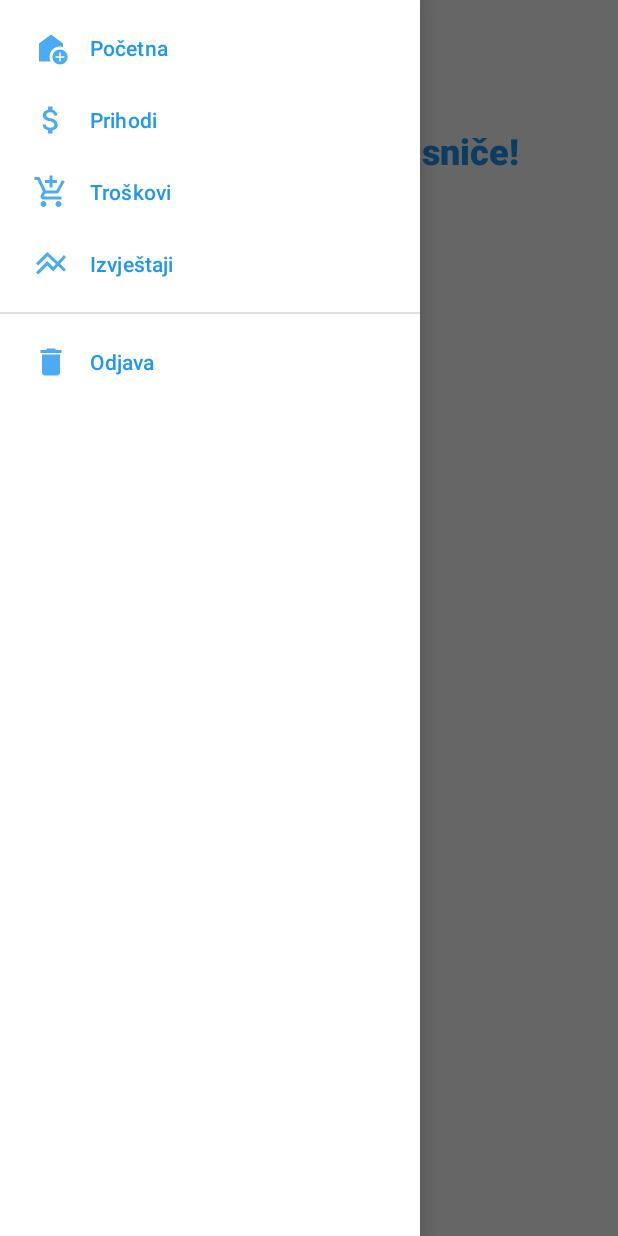
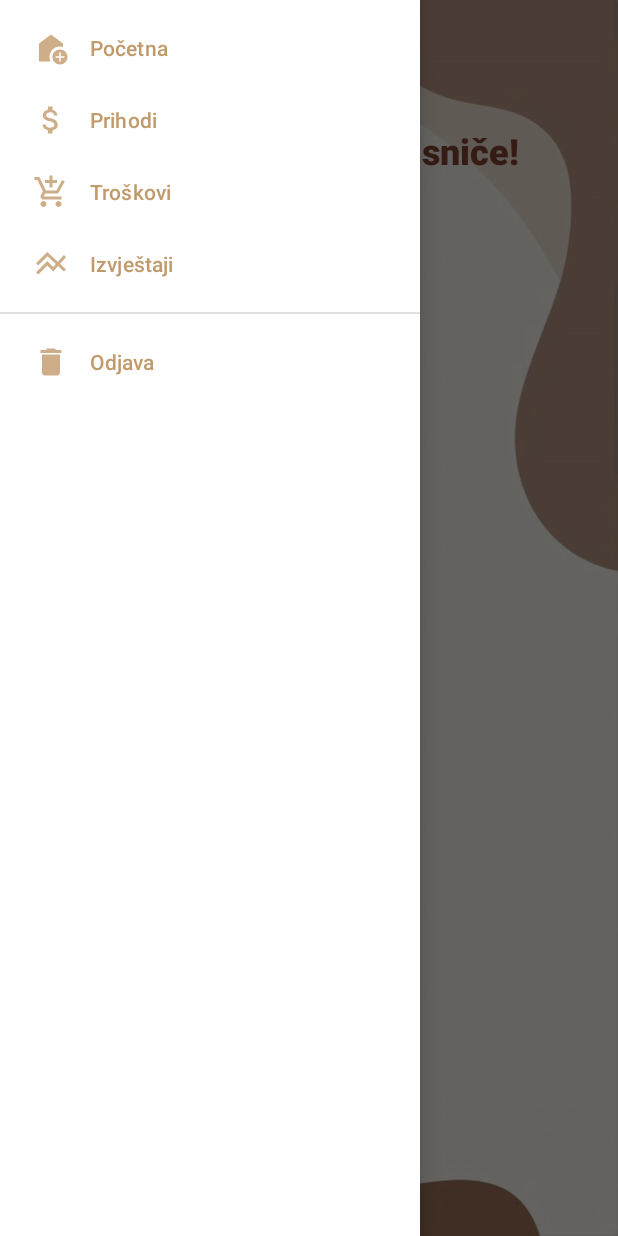
Before and after one commit to AntonelaGalicc/FinaanceApp, an Android app built with Jetpack Compose: the screen it shows after launch once a user with an empty profile is signed in (HomeActivity), with the side drawer open, on a phone screen of 412 x 824 dp. Run offline under Robolectric (Android 15) with nearby library versions, the phone set to English and light mode, and no system bars; our stand-ins replace Firebase (no records; nobody signed in at launch, a user with empty details on screens opened directly).

Commit message:
Uređena pozadina

```diff
--- a/AzUOF-main/Aplikacijazaupravljanjeosobnimfinacijama/app/src/main/res/drawable/circular_progress_bar.xml
+++ b/AzUOF-main/Aplikacijazaupravljanjeosobnimfinacijama/app/src/main/res/drawable/circular_progress_bar.xml
@@ -20,8 +20,8 @@
                 android:useLevel="true"
                 android:innerRadiusRatio="3">
                 <gradient
-                    android:startColor="#2196F3"
-                    android:endColor="#64B5F6"
+                    android:startColor="#834333"
+                    android:endColor="#C19A6B"
                     android:type="sweep"
                     android:useLevel="true" />
             </shape>
--- a/AzUOF-main/Aplikacijazaupravljanjeosobnimfinacijama/app/src/main/res/layout/activity_forgot_password.xml
+++ b/AzUOF-main/Aplikacijazaupravljanjeosobnimfinacijama/app/src/main/res/layout/activity_forgot_password.xml
@@ -3,7 +3,7 @@
     xmlns:app="http://schemas.android.com/apk/res-auto"
     android:layout_width="match_parent"
     android:layout_height="match_parent"
-    android:background="@color/white"
+    android:background="@drawable/slzaforgkopija"
     android:fillViewport="true">
 
     <LinearLayout
@@ -18,6 +18,7 @@
             android:layout_width="match_parent"
             android:layout_height="wrap_content"
             android:hint="Email"
+            app:hintTextColor="#954535"
             app:boxBackgroundMode="outline"
             app:boxCornerRadiusTopStart="12dp"
             app:boxCornerRadiusTopEnd="12dp"
--- a/AzUOF-main/Aplikacijazaupravljanjeosobnimfinacijama/app/src/main/res/layout/activity_navbar.xml
+++ b/AzUOF-main/Aplikacijazaupravljanjeosobnimfinacijama/app/src/main/res/layout/activity_navbar.xml
@@ -5,7 +5,7 @@
     android:id="@+id/drawer_layout"
     android:layout_width="match_parent"
     android:layout_height="match_parent"
-    android:background="#FFFFFF">
+    android:background="@drawable/slzapocetnu">
 
     <!-- Glavni sadržaj -->
     <RelativeLayout
@@ -23,7 +23,7 @@
             android:background="?attr/selectableItemBackgroundBorderless"
             android:contentDescription="Otvori izbornik"
             android:src="@android:drawable/ic_menu_sort_by_size"
-            app:tint="#2196F3" />
+            app:tint="#834333" />
 
         <!-- Pozdravni tekst -->
         <TextView
@@ -33,7 +33,7 @@
             android:layout_below="@id/btnMenu"
             android:layout_marginTop="24dp"
             android:text="Dobrodošao/la, Korisnik!"
-            android:textColor="#2196F3"
+            android:textColor="#834333"
             android:textSize="24sp"
             android:textStyle="bold"
             android:gravity="center"
@@ -61,7 +61,7 @@
             android:layout_below="@id/progressConsumption"
             android:layout_marginTop="24dp"
             android:text="Posljednje aktivnosti"
-            android:textColor="#2196F3"
+            android:textColor="#834333"
             android:textSize="20sp"
             android:textStyle="bold"
             android:paddingStart="8dp" />
@@ -86,7 +86,7 @@
         android:fitsSystemWindows="true"
         app:menu="@menu/drawer_menu"
         android:background="#FFFFFF"
-        app:itemIconTint="#2196F3"
-        app:itemTextColor="#2196F3" />
+        app:itemIconTint="#C19A6B"
+        app:itemTextColor="#C19A6B" />
 
 </androidx.drawerlayout.widget.DrawerLayout>
```
Also changed, not shown: AzUOF-main/Aplikacijazaupravljanjeosobnimfinacijama/app/src/main/res/layout/activity_expense.xml (+18 -8 lines), AzUOF-main/Aplikacijazaupravljanjeosobnimfinacijama/app/src/main/res/layout/activity_income.xml (+10 -6 lines), AzUOF-main/Aplikacijazaupravljanjeosobnimfinacijama/app/src/main/res/layout/activity_login.xml (+16 -10 lines), AzUOF-main/Aplikacijazaupravljanjeosobnimfinacijama/app/src/main/res/layout/activity_register.xml (+11 -6 lines), AzUOF-main/Aplikacijazaupravljanjeosobnimfinacijama/app/src/main/res/drawable/prihitrosk.jpg (added), AzUOF-main/Aplikacijazaupravljanjeosobnimfinacijama/app/src/main/res/drawable/slzaforg.jpg (added), AzUOF-main/Aplikacijazaupravljanjeosobnimfinacijama/app/src/main/res/drawable/slzaforgkopija.jpg (added), AzUOF-main/Aplikacijazaupravljanjeosobnimfinacijama/app/src/main/res/drawable/slzalogreg.jpg (added), AzUOF-main/Aplikacijazaupravljanjeosobnimfinacijama/app/src/main/res/drawable/slzapocetnu.jpg (added), 2 other files.
